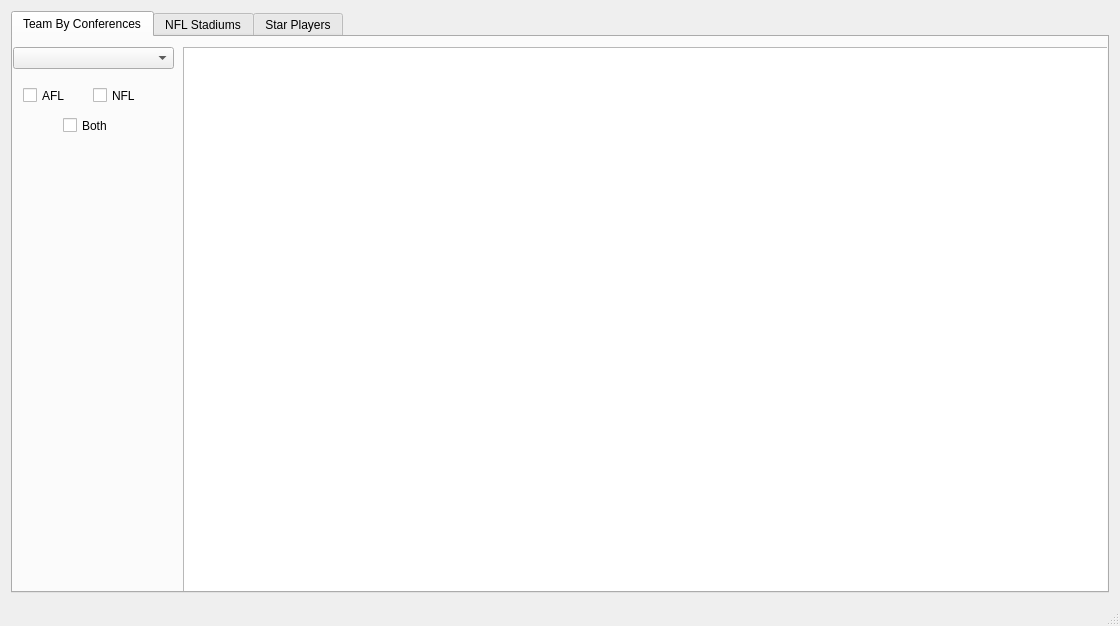
This is mainwindow.ui in OneEcho/NFL-Football-Project as Qt 5 draws it before an edit. The edited form follows.
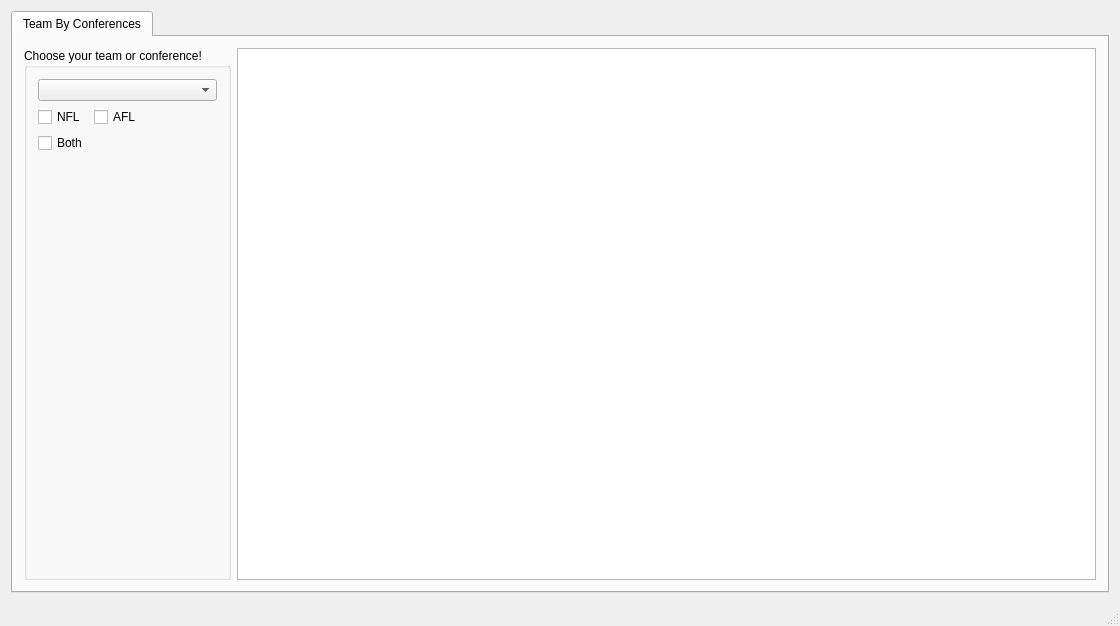
This is the edited form. The open tabs and pages were chosen to show the change.

Commit message: Able to sort tableview by clicking the column header, added doxy comments for all funcitons in the .cpp and .h files -Eric

The edit to the form file:
```diff
--- a/mainwindow.ui
+++ b/mainwindow.ui
@@ -24,138 +24,48 @@
        <attribute name="title">
         <string>Team By Conferences</string>
        </attribute>
+       <layout class="QGridLayout" name="gridLayout">
+        <item row="0" column="2">
        <widget class="QTableView" name="ConferenceTableView">
-        <property name="geometry">
-         <rect>
-          <x>170</x>
-          <y>10</y>
-          <width>941</width>
-          <height>551</height>
-         </rect>
-        </property>
-       </widget>
-       <widget class="QComboBox" name="TeamsComboBox">
-        <property name="geometry">
-         <rect>
-          <x>0</x>
-          <y>10</y>
-          <width>161</width>
-          <height>22</height>
-         </rect>
-        </property>
-       </widget>
-       <widget class="QCheckBox" name="AFLCheckBox">
-        <property name="geometry">
-         <rect>
-          <x>10</x>
-          <y>50</y>
-          <width>61</width>
-          <height>17</height>
-         </rect>
-        </property>
-        <property name="text">
-         <string>AFL</string>
-        </property>
-       </widget>
+          <property name="sortingEnabled">
+           <bool>true</bool>
+          </property>
+         </widget>
+        </item>
+        <item row="0" column="0" colspan="2">
+         <widget class="QGroupBox" name="groupBox">
+          <property name="title">
+           <string>Choose your team or conference!</string>
+          </property>
+          <layout class="QFormLayout" name="formLayout">
+           <item row="1" column="0">
        <widget class="QCheckBox" name="NFLCheckBox">
-        <property name="geometry">
-         <rect>
-          <x>80</x>
-          <y>50</y>
-          <width>70</width>
-          <height>17</height>
-         </rect>
-        </property>
         <property name="text">
          <string>NFL</string>
         </property>
        </widget>
+           </item>
+           <item row="0" column="0" colspan="2">
+            <widget class="QComboBox" name="TeamsComboBox"/>
+           </item>
+           <item row="1" column="1">
+            <widget class="QCheckBox" name="AFLCheckBox">
+             <property name="text">
+              <string>AFL</string>
+             </property>
+            </widget>
+           </item>
+           <item row="2" column="0">
        <widget class="QCheckBox" name="BothCheckBox">
-        <property name="geometry">
-         <rect>
-          <x>50</x>
-          <y>80</y>
-          <width>70</width>
-          <height>17</height>
-         </rect>
-        </property>
         <property name="text">
          <string>Both</string>
         </property>
        </widget>
-      </widget>
-      <widget class="QWidget" name="Stadiums">
-       <attribute name="title">
-        <string>NFL Stadiums</string>
-       </attribute>
-       <widget class="QWidget" name="verticalLayoutWidget">
-        <property name="geometry">
-         <rect>
-          <x>80</x>
-          <y>70</y>
-          <width>411</width>
-          <height>521</height>
-         </rect>
-        </property>
-        <layout class="QVBoxLayout" name="verticalLayout_2">
-         <item>
-          <widget class="QTableView" name="StadiumTableView"/>
          </item>
         </layout>
        </widget>
-       <widget class="QWidget" name="horizontalLayoutWidget">
-        <property name="geometry">
-         <rect>
-          <x>80</x>
-          <y>10</y>
-          <width>411</width>
-          <height>51</height>
-         </rect>
-        </property>
-        <layout class="QHBoxLayout" name="horizontalLayout_2">
-         <item>
-          <widget class="QLabel" name="label">
-           <property name="text">
-            <string>&lt;html&gt;&lt;head/&gt;&lt;body&gt;&lt;p&gt;&lt;span style=&quot; font-size:24pt; font-weight:600; text-decoration: underline; color:#3465a4;&quot;&gt;NFL Stadiums and Teams&lt;/span&gt;&lt;/p&gt;&lt;/body&gt;&lt;/html&gt;</string>
-           </property>
-           <property name="alignment">
-            <set>Qt::AlignCenter</set>
-           </property>
-          </widget>
-         </item>
-        </layout>
-       </widget>
-      </widget>
-      <widget class="QWidget" name="StarPlayers">
-       <attribute name="title">
-        <string>Star Players</string>
-       </attribute>
-       <widget class="QWidget" name="">
-        <property name="geometry">
-         <rect>
-          <x>320</x>
-          <y>20</y>
-          <width>481</width>
-          <height>501</height>
-         </rect>
-        </property>
-        <layout class="QVBoxLayout" name="verticalLayout">
-         <item>
-          <widget class="QLabel" name="StarPlayerLabel">
-           <property name="text">
-            <string>&lt;html&gt;&lt;head/&gt;&lt;body&gt;&lt;p align=&quot;center&quot;&gt;&lt;span style=&quot; font-size:28pt; font-weight:600; text-decoration: underline; color:#3465a4;&quot;&gt;Star Players&lt;/span&gt;&lt;/p&gt;&lt;/body&gt;&lt;/html&gt;</string>
-           </property>
-          </widget>
-         </item>
-         <item>
-          <widget class="QTableView" name="StarPlayerView">
-           <property name="textElideMode">
-            <enum>Qt::ElideLeft</enum>
-           </property>
-          </widget>
-         </item>
-        </layout>
-       </widget>
+        </item>
+       </layout>
       </widget>
      </widget>
     </item>
```
Left out of the diff: 4 changed lines with no effect on the pictures. Lines whose indentation alone changed are shown as unchanged. The commit also changes 2 other files.
